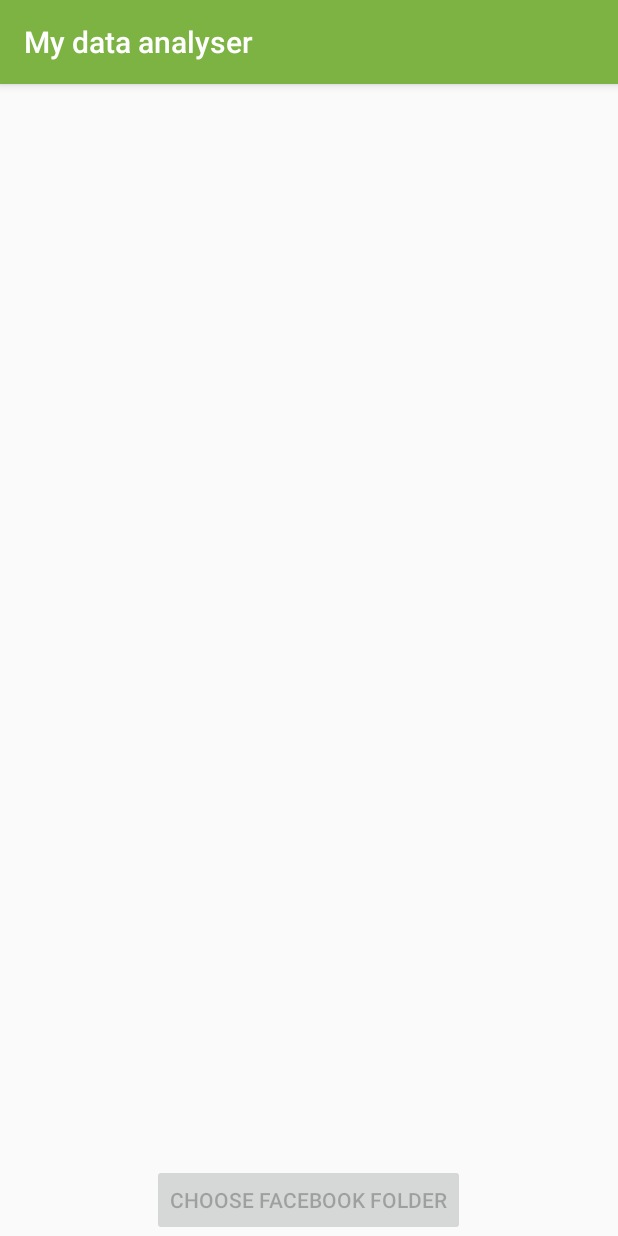
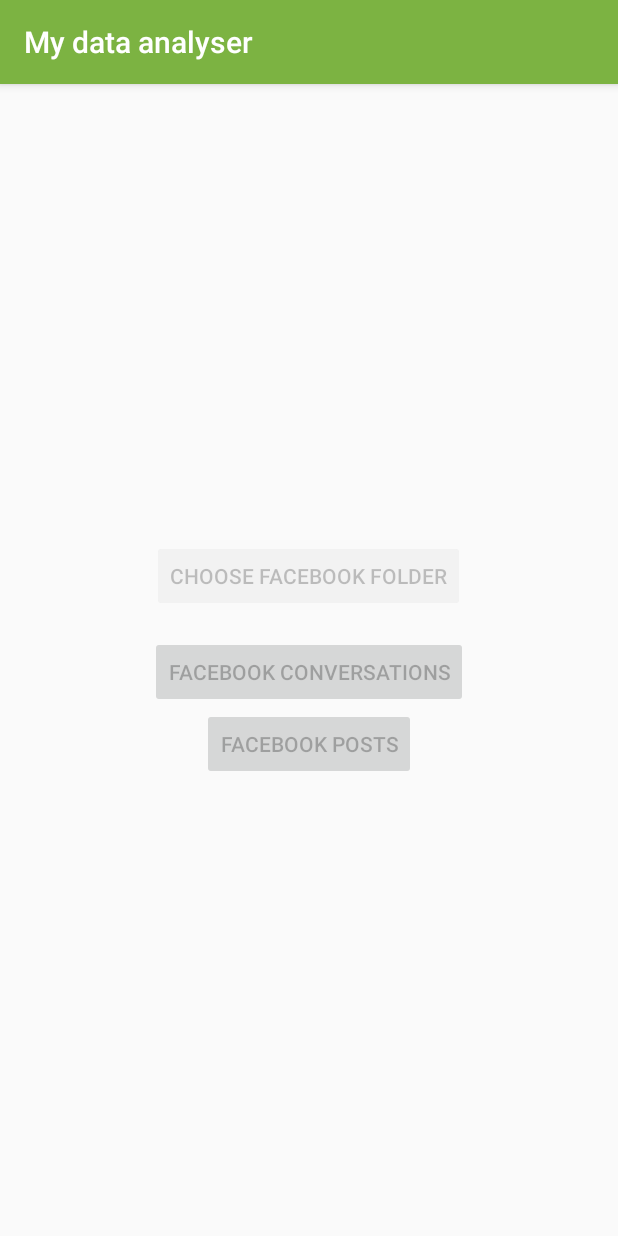
Before and after one commit to Doreapp/My_data_analyser, an Android app: the screen it shows after launch (MainActivity before the commit, HomeActivity after it), on a phone screen of 412 x 824 dp. Run offline under Robolectric (Android 15) with nearby library versions, the phone set to English and light mode, and no system bars.

Commit message:
Change framework : A home activity + several specialised activities And adding posts activity

```diff
--- a/app/src/main/AndroidManifest.xml
+++ b/app/src/main/AndroidManifest.xml
@@ -9,17 +9,21 @@
             android:roundIcon="@mipmap/ic_launcher_round"
             android:supportsRtl="true"
             android:theme="@style/AppTheme">
-        <activity android:name=".GalleryActivity">
-        </activity>
-        <activity android:name=".ConversationActivity">
-        </activity>
-        <activity android:name=".MainActivity">
+        <activity android:name=".HomeActivity">
             <intent-filter>
                 <action android:name="android.intent.action.MAIN"/>
 
                 <category android:name="android.intent.category.LAUNCHER"/>
             </intent-filter>
         </activity>
+        <activity android:name=".PostsActivity">
+        </activity>
+        <activity android:name=".GalleryActivity">
+        </activity>
+        <activity android:name=".ConversationActivity">
+        </activity>
+        <activity android:name=".ConversationsActivity">
+        </activity>
     </application>
 
 </manifest>
--- /dev/null
+++ b/app/src/main/java/com/mandin/antoine/mydataanalyser/BaseActivity.kt
@@ -0,0 +1,14 @@
+package com.mandin.antoine.mydataanalyser
+
+import androidx.appcompat.app.AlertDialog
+import androidx.appcompat.app.AppCompatActivity
+
+abstract class BaseActivity : AppCompatActivity() {
+    fun alert(message: String) {
+        AlertDialog.Builder(this)
+            .setTitle("Warning")
+            .setMessage(message)
+            .setNeutralButton(android.R.string.ok, null)
+            .show()
+    }
+}
--- a/app/src/main/java/com/mandin/antoine/mydataanalyser/MainActivity.kt
+++ b/app/src/main/java/com/mandin/antoine/mydataanalyser/HomeActivity.kt
@@ -7,33 +7,20 @@ import android.net.Uri
 import android.os.Bundle
 import android.util.Log
 import androidx.appcompat.app.AlertDialog
-import androidx.appcompat.app.AppCompatActivity
 import androidx.core.content.ContextCompat
 import androidx.documentfile.provider.DocumentFile
-import com.mandin.antoine.mydataanalyser.facebook.asynctasks.LoadConversationsTask
-import com.mandin.antoine.mydataanalyser.facebook.asynctasks.LoadDatabaseTask
-import com.mandin.antoine.mydataanalyser.facebook.database.FacebookDbHelper
-import com.mandin.antoine.mydataanalyser.facebook.model.data.ConversationBoxData
-import com.mandin.antoine.mydataanalyser.tools.TaskRunner
 import com.mandin.antoine.mydataanalyser.utils.Constants
 import com.mandin.antoine.mydataanalyser.utils.Debug
-import com.mandin.antoine.mydataanalyser.views.LoadingDialog
-import com.mandin.antoine.mydataanalyser.views.facebook.ConversationsAdapter
-import kotlinx.android.synthetic.main.activity_main.*
+import com.mandin.antoine.mydataanalyser.utils.Preferences
+import kotlinx.android.synthetic.main.activity_home.*
 
+class HomeActivity : BaseActivity() {
+    private val TAG = "HomeActivity"
+    var readFilePermissionDialog: AlertDialog? = null
 
-class MainActivity : AppCompatActivity() {
-    val TAG: String = "MainActivity"
-    var readFilePermissionDialog: AlertDialog? = null
-    private var facebookDbHelper: FacebookDbHelper? = null
-
-    /**
-     * on activity create
-     */
     override fun onCreate(savedInstanceState: Bundle?) {
-        Debug.i(TAG, "onCreate")
         super.onCreate(savedInstanceState)
-        setContentView(R.layout.activity_main)
+        setContentView(R.layout.activity_home)
 
         when {
             ContextCompat.checkSelfPermission(
@@ -53,7 +40,17 @@ class MainActivity : AppCompatActivity() {
             startPickFolderIntent(Constants.REQUEST_CODE_PICK_FACEBOOK_FOLDER)
         }
 
-        loadDatabaseData()
+        btnShowConversations.setOnClickListener {
+            openActivity(ConversationsActivity::class.java)
+        }
+
+        btnShowPosts.setOnClickListener {
+            openActivity(PostsActivity::class.java)
+        }
+
+        Preferences.getFacebookFolderUri(this)?.let {
+            onFacebookFolderSavedInPreferences()
+        }
     }
 
     /**
@@ -132,11 +129,6 @@ class MainActivity : AppCompatActivity() {
         }
     }
 
-    override fun onDestroy() {
-        facebookDbHelper?.close()
-        super.onDestroy()
-    }
-
     /**
      * On *read external storage* permission granted
      * Enable the button
@@ -170,59 +162,20 @@ class MainActivity : AppCompatActivity() {
 
         val docFile = DocumentFile.fromTreeUri(this, uri)
         docFile?.let { doc ->
-            with(LoadingDialog(this)) {
-                hasProgress = true
-                TaskRunner().executeAsync(
-                    LoadConversationsTask(doc, this@MainActivity, observer),
-                    object : TaskRunner.Callback<ConversationBoxData?> {
-                        override fun onComplete(result: ConversationBoxData?) {
-                            result?.let { res ->
-                                showConversationData(res)
-                            }
-                            dismiss()
-                        }
-                    })
-                show()
-            }
+            Preferences.saveFacebookFolderUri(this, uri.toString())
+            onFacebookFolderSavedInPreferences()
         }
     }
 
-    /**
-     * Try to load the information stored in the database
-     *
-     * @see FacebookDbHelper
-     */
-    fun loadDatabaseData() {
-        with(LoadingDialog(this)) {
-            hasProgress = true
-
-            TaskRunner().executeAsync(
-                LoadDatabaseTask(this@MainActivity, observer),
-                object : TaskRunner.Callback<ConversationBoxData?> {
-                    override fun onComplete(result: ConversationBoxData?) {
-                        Debug.i(TAG, "load database data result : $result")
-                        result?.let { res ->
-                            showConversationData(res)
-                        }
-                        dismiss()
-                    }
-                })
-            show()
-        }
+    fun onFacebookFolderSavedInPreferences() {
+        Debug.i(TAG, "onFacebookFolderSavedInPreferences()")
+        btnShowConversations.isEnabled = true
+        btnShowPosts.isEnabled = true
     }
 
-    /**
-     * Show a facebook data information
-     *
-     * Such as conversations list
-     */
-    fun showConversationData(conversationBoxData: ConversationBoxData) {
-        Debug.i(TAG, "show conversationBoxData : $conversationBoxData")
-
-        Debug.i(TAG, "total message count : ${conversationBoxData.inbox?.size}")
-
-        //recyclerView.layoutManager = LinearLayoutManager(this)
-        recyclerView.adapter = ConversationsAdapter(conversationBoxData.inbox)
+    private fun openActivity(activity: Class<*>) {
+        Debug.i(TAG, "openActivity() activity=$activity")
+        val intent = Intent(this, activity)
+        startActivity(intent)
     }
-
 }
--- a/app/src/main/java/com/mandin/antoine/mydataanalyser/facebook/asynctasks/LoadDatabaseTask.kt
+++ b/app/src/main/java/com/mandin/antoine/mydataanalyser/facebook/asynctasks/LoadDatabaseTask.kt
@@ -8,7 +8,7 @@ import java.util.concurrent.Callable
 
 
 /**
- * Async task used to read the database and retrieve facebook data
+ * Async task used to read the database and retrieve Conversations data
  */
 class LoadDatabaseTask(
     context: Context,
@@ -21,7 +21,7 @@ class LoadDatabaseTask(
         val conversationBoxData = dbHelper.findConversationBoxData(observer)
         dbHelper.close()
         conversationBoxData?.let {
-            return ConversationBoxData(conversationBoxData)
+            return it
         }
         return null
     }
--- a/app/src/main/java/com/mandin/antoine/mydataanalyser/utils/Preferences.kt
+++ b/app/src/main/java/com/mandin/antoine/mydataanalyser/utils/Preferences.kt
@@ -6,12 +6,27 @@ object Preferences {
     const val PREF_NAME = "preferences"
     const val PREF_FACEBOOK_ZIP_PATH = "facebookZipPath"
 
-    fun saveFacebookZipPath(context: Context, path: String) {
+    /**
+     * Save the facebook folder uri into shared preferences
+     *
+     * @param context context used to write
+     * @param uri uri of the facebook folder data
+     */
+    fun saveFacebookFolderUri(context: Context, uri: String) {
         context.getSharedPreferences(PREF_NAME, Context.MODE_PRIVATE)
             .edit()
-            .putString(PREF_FACEBOOK_ZIP_PATH, path)
+            .putString(PREF_FACEBOOK_ZIP_PATH, uri)
             .apply()
     }
 
+    /**
+     * retrieve the facebook folder uri from shared preferences
+     *
+     * @param context context used to read files
+     */
+    fun getFacebookFolderUri(context: Context): String? {
+        return context.getSharedPreferences(PREF_NAME, Context.MODE_PRIVATE)
+            .getString(PREF_FACEBOOK_ZIP_PATH, null)
+    }
 
 }
--- a/app/src/main/res/layout/activity_main.xml
+++ b/app/src/main/res/layout/activity_conversations.xml
@@ -5,22 +5,15 @@
         android:layout_width="match_parent"
         android:layout_height="match_parent"
         xmlns:app="http://schemas.android.com/apk/res-auto"
-        tools:context="com.mandin.antoine.mydataanalyser.MainActivity">
+        tools:context="com.mandin.antoine.mydataanalyser.ConversationsActivity">
 
     <androidx.recyclerview.widget.RecyclerView
             android:id="@+id/recyclerView"
             android:layout_width="match_parent"
             android:layout_height="match_parent"
-            android:layout_above="@id/btnChooseFacebookFolder"
             tools:listitem="@layout/item_view_conversation"
             app:layoutManager="androidx.recyclerview.widget.LinearLayoutManager"
     />
 
-    <Button android:layout_width="wrap_content" android:layout_height="wrap_content"
-            android:text="Choose Facebook folder"
-            android:layout_alignParentBottom="true"
-            android:layout_centerHorizontal="true"
-            android:enabled="false"
-            android:id="@+id/btnChooseFacebookFolder"/>
 
 </RelativeLayout>
--- /dev/null
+++ b/app/src/main/res/layout/activity_home.xml
@@ -0,0 +1,31 @@
+<?xml version="1.0" encoding="utf-8"?>
+<LinearLayout
+        xmlns:android="http://schemas.android.com/apk/res/android"
+        xmlns:tools="http://schemas.android.com/tools"
+        android:orientation="vertical"
+        android:layout_width="match_parent"
+        android:gravity="center"
+        android:layout_height="match_parent"
+        tools:context=".HomeActivity">
+
+    <Button android:layout_width="wrap_content" android:layout_height="wrap_content"
+            android:text="Choose Facebook folder"
+            style="@style/Widget.AppCompat.Button.Colored"
+            android:enabled="false"
+            android:id="@+id/btnChooseFacebookFolder"
+            android:layout_marginBottom="@dimen/spaceLarge"/>
+
+    <Button android:layout_width="wrap_content"
+            android:layout_height="wrap_content"
+            android:id="@+id/btnShowConversations"
+            android:enabled="false"
+            android:text="Facebook Conversations"/>
+
+
+    <Button android:layout_width="wrap_content"
+            android:layout_height="wrap_content"
+            android:enabled="false"
+            android:id="@+id/btnShowPosts"
+            android:text="Facebook Posts"/>
+
+</LinearLayout>
```
Also changed, not shown: app/src/main/java/com/mandin/antoine/mydataanalyser/ConversationsActivity.kt (added, +108 -0 lines), app/src/main/java/com/mandin/antoine/mydataanalyser/PostsActivity.kt (added, +59 -0 lines), app/src/main/java/com/mandin/antoine/mydataanalyser/facebook/parsers/PostsParser.kt (+19 -5 lines), app/src/main/res/layout/activity_posts.xml (added, +9 -0 lines).
